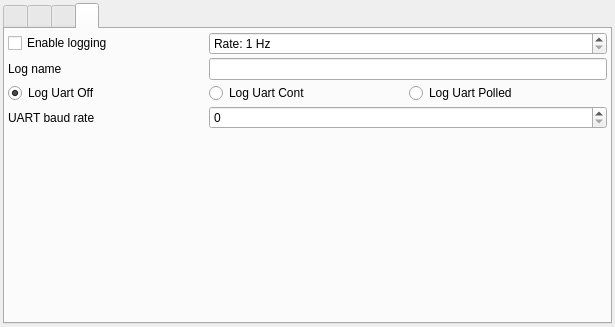
Before: the Qt Designer form Linux/RControlStation/confcommonwidget.ui in vedderb/rise_sdvp, drawn with Qt 5.
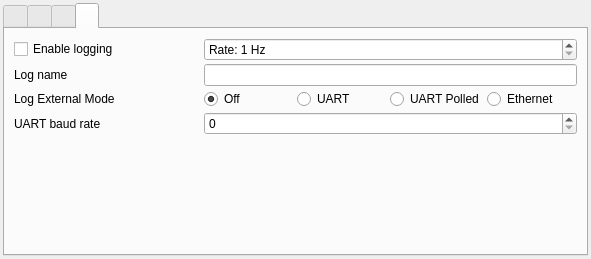
After: the same form once the commit is applied. The open tabs and pages were chosen to show the change. Icons and pictures are not drawn.

Commit message: Ethernet logging support

Diff of the .ui file:
```diff
--- a/Linux/RControlStation/confcommonwidget.ui
+++ b/Linux/RControlStation/confcommonwidget.ui
@@ -6,8 +6,8 @@
    <rect>
     <x>0</x>
     <y>0</y>
-    <width>615</width>
-    <height>327</height>
+    <width>591</width>
+    <height>259</height>
    </rect>
   </property>
   <property name="windowTitle">
@@ -767,21 +767,6 @@
        <string>Logging</string>
       </attribute>
       <layout class="QVBoxLayout" name="verticalLayout_2">
-       <property name="spacing">
-        <number>3</number>
-       </property>
-       <property name="leftMargin">
-        <number>3</number>
-       </property>
-       <property name="topMargin">
-        <number>3</number>
-       </property>
-       <property name="rightMargin">
-        <number>3</number>
-       </property>
-       <property name="bottomMargin">
-        <number>3</number>
-       </property>
        <item>
         <layout class="QGridLayout" name="gridLayout">
          <property name="spacing">
@@ -790,20 +775,6 @@
          <item row="1" column="1" colspan="2">
           <widget class="QLineEdit" name="confLogNameEdit"/>
          </item>
-         <item row="1" column="0">
-          <widget class="QLabel" name="label">
-           <property name="text">
-            <string>Log name</string>
-           </property>
-          </widget>
-         </item>
-         <item row="3" column="0">
-          <widget class="QLabel" name="label_2">
-           <property name="text">
-            <string>UART baud rate</string>
-           </property>
-          </widget>
-         </item>
          <item row="0" column="1" colspan="2">
           <widget class="QSpinBox" name="confLogRateBox">
            <property name="suffix">
@@ -820,6 +791,27 @@
            </property>
           </widget>
          </item>
+         <item row="1" column="0">
+          <widget class="QLabel" name="label">
+           <property name="text">
+            <string>Log name</string>
+           </property>
+          </widget>
+         </item>
+         <item row="3" column="0">
+          <widget class="QLabel" name="label_2">
+           <property name="text">
+            <string>UART baud rate</string>
+           </property>
+          </widget>
+         </item>
+         <item row="0" column="0">
+          <widget class="QCheckBox" name="confLogEnBox">
+           <property name="text">
+            <string>Enable logging</string>
+           </property>
+          </widget>
+         </item>
          <item row="3" column="1" colspan="2">
           <widget class="QSpinBox" name="confLogUartBaudBox">
            <property name="sizePolicy">
@@ -833,36 +825,47 @@
            </property>
           </widget>
          </item>
-         <item row="2" column="2">
-          <widget class="QRadioButton" name="confLogUartPolledButton">
+         <item row="2" column="0">
+          <widget class="QLabel" name="label_3">
            <property name="text">
-            <string>Log Uart Polled</string>
+            <string>Log External Mode</string>
            </property>
           </widget>
          </item>
-         <item row="2" column="0">
+         <item row="2" column="1" colspan="2">
+          <layout class="QHBoxLayout" name="horizontalLayout_2">
+           <item>
           <widget class="QRadioButton" name="confLogUartOffButton">
            <property name="text">
-            <string>Log Uart Off</string>
+              <string>Off</string>
            </property>
            <property name="checked">
             <bool>true</bool>
            </property>
           </widget>
          </item>
-         <item row="2" column="1">
+           <item>
           <widget class="QRadioButton" name="confLogUartContButton">
            <property name="text">
-            <string>Log Uart Cont</string>
+              <string>UART</string>
            </property>
           </widget>
          </item>
-         <item row="0" column="0">
-          <widget class="QCheckBox" name="confLogEnBox">
+           <item>
+            <widget class="QRadioButton" name="confLogUartPolledButton">
            <property name="text">
-            <string>Enable logging</string>
-           </property>
-          </widget>
+              <string>UART Polled</string>
+             </property>
+            </widget>
+           </item>
+           <item>
+            <widget class="QRadioButton" name="confLogEthernetButton">
+             <property name="text">
+              <string>Ethernet</string>
+             </property>
+            </widget>
+           </item>
+          </layout>
          </item>
         </layout>
        </item>
```
Lines whose indentation alone changed are shown as unchanged. The commit also changes 20 other files.
